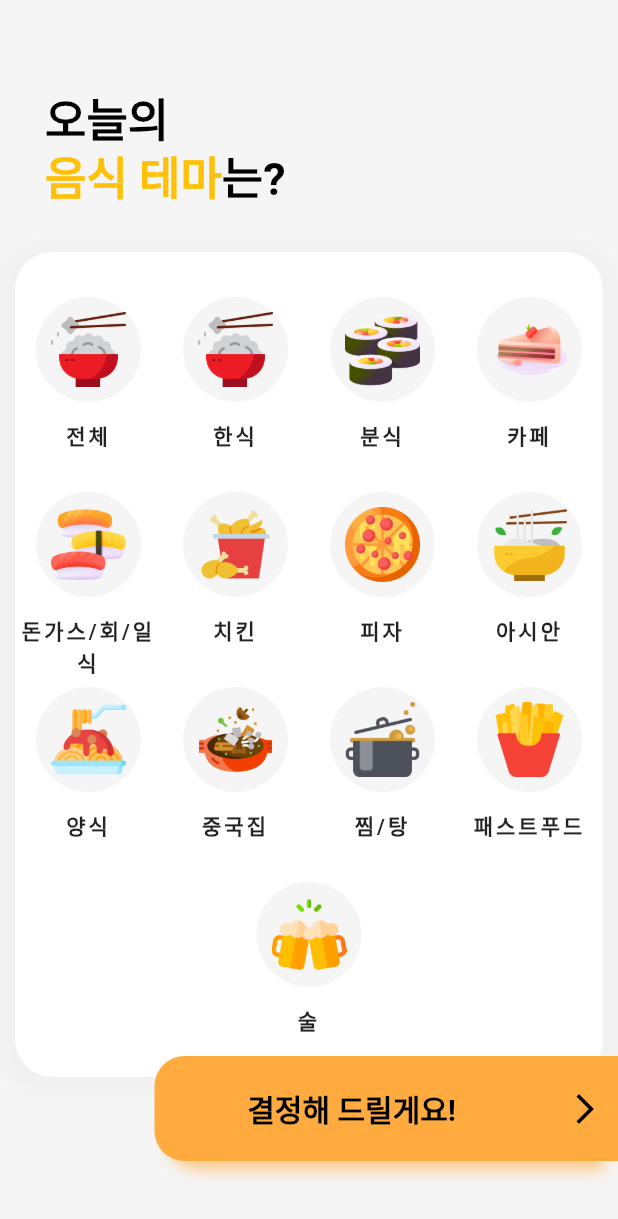
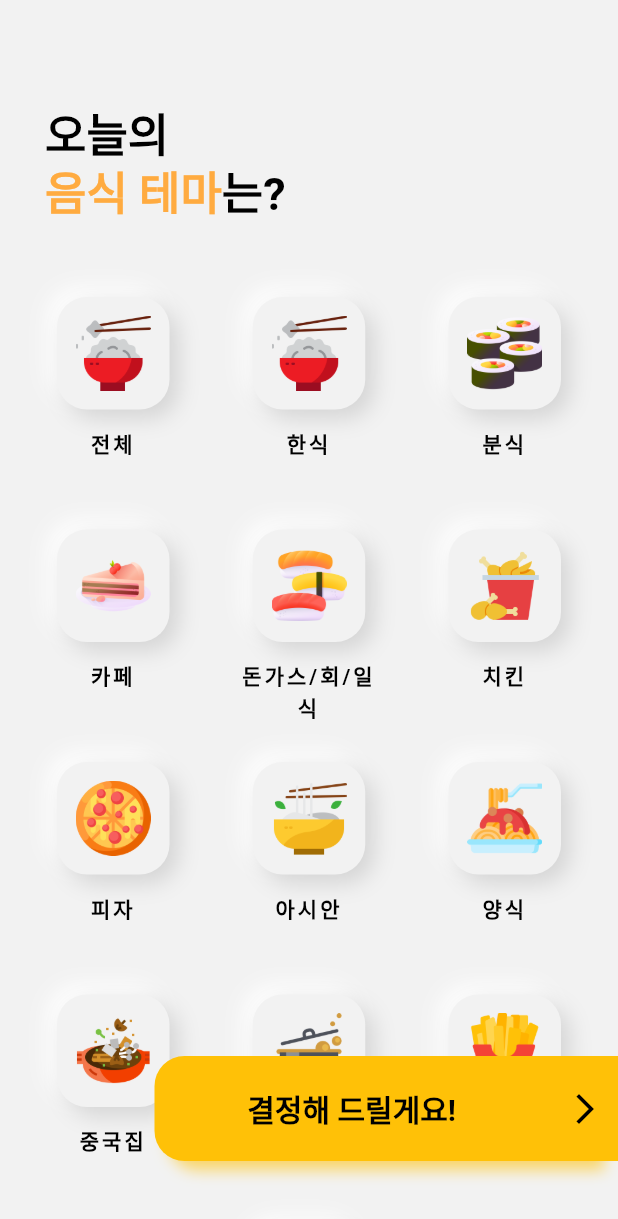
Before and after one commit to 1eehanjin/da_eat_da, a Flutter app: the screen it shows after launch, on a phone screen of 412 x 824 dp. Shown: the top 1219 px of the screen. Run offline on Flutter 3.47's test engine with Material 2 defaults, Android fonts, the phone set to English and light mode, and no system bars; drawn by our look-alikes of clay_containers, showcaseview; our stand-ins replace cached_network_image, fluttertoast, font_awesome_flutter, get, google_maps_flutter, lite_rolling_switch and 1 more; missing offline and left inert: a package.

Commit message:
design fix

```diff
--- a/lib/main.dart
+++ b/lib/main.dart
@@ -1,4 +1,5 @@
 import 'package:cached_network_image/cached_network_image.dart';
+import 'package:clay_containers/widgets/clay_container.dart';
 import 'package:flutter/cupertino.dart';
 import 'package:flutter/material.dart';
 import 'package:native_admob_flutter/native_admob_flutter.dart';
@@ -61,9 +62,9 @@ class MyApp extends StatelessWidget {
       // },
       title: '다잇다',
       theme: ThemeData(
-        primaryColor: Colors.orangeAccent,
-        backgroundColor: Colors.grey[100],
-        accentColor: Colors.orangeAccent,
+        primaryColor: Colors.amber,
+        backgroundColor: Color(0xFFF2F2F2),
+        accentColor: Colors.yellow[100],
         appBarTheme: AppBarTheme(
             textTheme: TextTheme(headline6: TextStyle(color: Colors.white))),
         visualDensity: VisualDensity.adaptivePlatformDensity,
@@ -85,13 +86,25 @@ class MyHomePage extends StatefulWidget {
   _MyHomePageState createState() => _MyHomePageState();
 }
 
-class _MyHomePageState extends State<MyHomePage> {
+class _MyHomePageState extends State<MyHomePage> with TickerProviderStateMixin {
   GlobalKey _one = GlobalKey();
   GlobalKey _two = GlobalKey();
   GlobalKey _three = GlobalKey();
-
+  List<AnimationController> _animationController = [];
+  double firstDepth = 50;
+  List<double> calculatedDepth = [];
   @override
   void initState() {
+
+    for(int i = 0; i < 13; i++) {
+      _animationController.add(AnimationController(
+          duration: Duration(milliseconds: 600,), vsync: this
+      )
+        ..addListener(() {
+          setState(() {});
+        }));
+      calculatedDepth.add(50);
+    }
     super.initState();
     WidgetsBinding.instance.addPostFrameCallback(
         (_) => ShowCaseWidget.of(context).startShowCase([_one, _two, _three]));
@@ -99,41 +112,61 @@ class _MyHomePageState extends State<MyHomePage> {
 
   int count = 12;
   List<bool> a = [
-    true,
-    true,
-    true,
-    true,
-    true,
-    true,
-    true,
-    true,
-    true,
-    true,
-    true,
-    true,
-    true,
+    false,
+    false,
+    false,
+    false,
+    false,
+    false,
+    false,
+    false,
+    false,
+    false,
+    false,
+    false,
+    false,
   ];
-
+  double stagger(value, progress) {
+    return value * (0.6 - progress);
+  }
+  void reverseButtonAnimation(int number){
+    _animationController[number].forward();
+  }
+  void forwardButtonAnimation(int number){
+    _animationController[number].reverse();
+  }
   Widget guideButton(String name, String imageSource, int numb) {
     double PHONESIZE_WIDTH = MediaQuery.of(context).size.width;
-    return InkWell(
+
+
+    return Container(
+        width: 100,height: 130,
+      margin: EdgeInsets.only(bottom:25),
+      child: GestureDetector(
           child: Opacity(
-            opacity: a[numb] ? 1 : 0.5,
+              opacity: a[numb] ? 1 : 1,
+              // child: ClayContainer(
+    //   width: 100,height: 130,borderRadius: 20,
+    //   //surfaceColor: a[numb] ?Colors.grey[200]:Theme.of(context).backgroundColor,
+    //
+    //   //color: a[numb] ?Theme.of(context).accentColor:Theme.of(context).backgroundColor,
+    //   spread : 8,
+    //   depth: calculatedDepth[numb].toInt(),
+
                 child: Container(
-              width: PHONESIZE_WIDTH / 4 - 5,
+                    width: 100,
                     height: 130,
-              child: Container(
-                  width: (PHONESIZE_WIDTH / 4) - 30,
-                  height: 120,
                     child: Column(
                       crossAxisAlignment: CrossAxisAlignment.center,
                       children: [
-                      Container(
-                        width: 70,
-                        height: 70,
-                        decoration: BoxDecoration(
-                            shape: BoxShape.circle,
-                            color: Theme.of(context).backgroundColor),
+                        Container(height: 10,),
+                        ClayContainer(color: a[numb] ? Theme.of(context).accentColor: Theme.of(context).backgroundColor,
+                          width: 75,
+                          height: 75,
+                          borderRadius: 20,
+                          //surfaceColor: a[numb] ? Theme.of(context).accentColor : Theme.of(context).backgroundColor,
+                          //spread: a[numb] ? 4 : 8,color: Theme.of(context).backgroundColor,
+                          depth: calculatedDepth[numb].toInt(),
                           child: Center(
                               child: Image.asset(
                                 imageSource,
@@ -142,55 +175,86 @@ class _MyHomePageState extends State<MyHomePage> {
                                 fit: BoxFit.contain,
                               )),
                         ),
+                        // Container(
+                        //   width: 70,
+                        //   height: 70,
+                        //   decoration: BoxDecoration(
+                        //       shape: BoxShape.circle,
+                        //       color: Theme.of(context).backgroundColor),
+                        //   child: Center(
+                        //       child: Image.asset(
+                        //     imageSource,
+                        //     width: 50,
+                        //     height: 60,
+                        //     fit: BoxFit.contain,
+                        //   )),
+                        // ),
                         Container(height: 12),
                         Text(
                           name,
                           textAlign: TextAlign.center,
-                        style: TextStyle(
+                          style: TextStyle(color: a[numb] ? Colors.black: Colors.black,
                               fontSize: 14,
                               fontWeight: FontWeight.bold,
                               letterSpacing: 2),
                         ),
                       ],
                     )),
-            )),
+              //)
+          ),
           onTap: () {
             setState(() {
               if (numb == 0) {
-              if (a[numb] == false) {
-                a[numb] = !a[numb];
+                if (a[0] == false) {
+                  a[0] = true;
+                  reverseButtonAnimation(numb);
                   for (int i = 1; i < a.length; i++) {
-                  a[i] = a[numb];
+                    a[i] = true;
+                    reverseButtonAnimation(i);
                   }
                   count = 12;
-              } else if (a[numb] == true) {
-                a[numb] = !a[numb];
+                } else if (a[0] == true) {
+                  a[0] = false;
+                  forwardButtonAnimation(numb);
                   for (int i = 1; i < a.length; i++) {
-                  a[i] = a[numb];
+                    a[i] = false;
+                    forwardButtonAnimation(i);
                   }
                   count = 0;
                 }
               } else {
                 if (a[numb] == true) {
-                a[numb] = !a[numb];
+                  forwardButtonAnimation(numb);
+                  a[numb] = false;
                   count--;
-              } else if (a[numb] == false) {
-                a[numb] = !a[numb];
+                } else {
+                  reverseButtonAnimation(numb);
+                  a[numb] = true;
                   count++;
                 }
                 if (count == 12) {
+                  forwardButtonAnimation(0);
                   a[0] = true;
+
                 } else {
+                  reverseButtonAnimation(0);
                   a[0] = false;
+
                 }
               }
             });
-        });
+          }),
+    );
 
   }
 
   @override
   Widget build(BuildContext context) {
+
+    for(int i = 0; i < 13; i++){
+      calculatedDepth[i] = stagger(firstDepth, _animationController[i].value);
+    }
+
     double PHONESIZE_WIDTH = Get.width;
     return Scaffold(
       backgroundColor: Theme.of(context).backgroundColor,
@@ -256,12 +320,12 @@ class _MyHomePageState extends State<MyHomePage> {
                   Showcase(
                     key: _one,
                     child: Container(
-                      padding: EdgeInsets.only(top:40, bottom: 10, left:10),
+                      padding: EdgeInsets.only(top:50, bottom: 30, left:10),
                       child: RichText(
                         text: TextSpan( text: '오늘의\n',
                           style: TextStyle(fontSize: 30,fontWeight: FontWeight.bold, color: Colors.black,height: 1.3 ),
                           children: <TextSpan>[
-                            TextSpan(text: '음식 테마', style: TextStyle(color: Colors.amber, fontSize: 30, fontWeight: FontWeight.bold)),
+                            TextSpan(text: '음식 테마', style: TextStyle(color: Colors.orangeAccent, fontSize: 30, fontWeight: FontWeight.bold)),
                             TextSpan(text: '는?', style: TextStyle(color: Colors.black, fontSize: 30, fontWeight: FontWeight.bold)),
 
                           ], ), ),
@@ -271,25 +335,22 @@ class _MyHomePageState extends State<MyHomePage> {
 
               ),
               Container(
-                decoration: BoxDecoration(
-                    color: Colors.white,
-                    borderRadius: BorderRadius.circular(25),
-                    boxShadow: [
-                      BoxShadow(
-                          blurRadius: 8,
-                          offset: Offset(0, 3),
-                          color: Colors.grey[200].withOpacity(.6),
-                          spreadRadius: 8)
-                    ]),
-                margin: EdgeInsets.all(10),padding: EdgeInsets.only(top: 30),
+                // decoration: BoxDecoration(
+                //     color: Colors.white,
+                //     borderRadius: BorderRadius.circular(25),
+                //     boxShadow: [
+                //       BoxShadow(
+                //           blurRadius: 8,
+                //           offset: Offset(0, 3),
+                //           color: Colors.grey[200].withOpacity(.6),
+                //           spreadRadius: 8)
+                //     ]),
+                // margin: EdgeInsets.all(10),padding: EdgeInsets.only(top: 30),
 
-                child: Column(
-                  crossAxisAlignment: CrossAxisAlignment.start,
-                  children: <Widget>[
-
-                    Stack(children: [
-                      Wrap(
-                        alignment: WrapAlignment.spaceEvenly,
+                child: Stack(children: [
+                  Container(width: PHONESIZE_WIDTH,
+                    child: Wrap(
+                      alignment: WrapAlignment.spaceEvenly,spacing: 5,
                       children: [
                         Showcase(
                           key: _three,
@@ -311,14 +372,13 @@ class _MyHomePageState extends State<MyHomePage> {
                         guideButton("술", "images/theme/beer.png", 12),
                       ],
                     ),
+                  ),
                   Showcase.withWidget(
                     key: _two,
                     child: backShowCase(),
                     description: 'test',
                   ),
                 ]),
-                  ],
-                ),
               ),
             ],
           ),
@@ -332,13 +392,13 @@ class _MyHomePageState extends State<MyHomePage> {
                 child: Container(
                     width: Get.width * 0.75, height: 70,
                     decoration: BoxDecoration(
-                        color: Theme.of(context).accentColor,
+                        color: Theme.of(context).primaryColor,
                         borderRadius: BorderRadius.only(topLeft: Radius.circular(20), bottomLeft: Radius.circular(20),),
                         boxShadow: [
                           BoxShadow(
                               blurRadius: 8,
                               offset: Offset(0, 15),
-                              color: Theme.of(context).accentColor.withOpacity(.6),
+                              color: Theme.of(context).primaryColor.withOpacity(.6),
                               spreadRadius: -9)
                         ]),
                     child: Row(mainAxisAlignment: MainAxisAlignment.spaceBetween,
--- a/pubspec.yaml
+++ b/pubspec.yaml
@@ -41,6 +41,7 @@ dependencies:
   fluttertoast: ^8.0.3
   native_admob_flutter: ^1.3.1
   get: ^4.1.1
+  clay_containers: ^0.3.2
 dev_dependencies:
   flutter_test:
     sdk: flutter
```
Also changed, not shown: pubspec.lock. Lines whose indentation alone changed are shown as unchanged.
